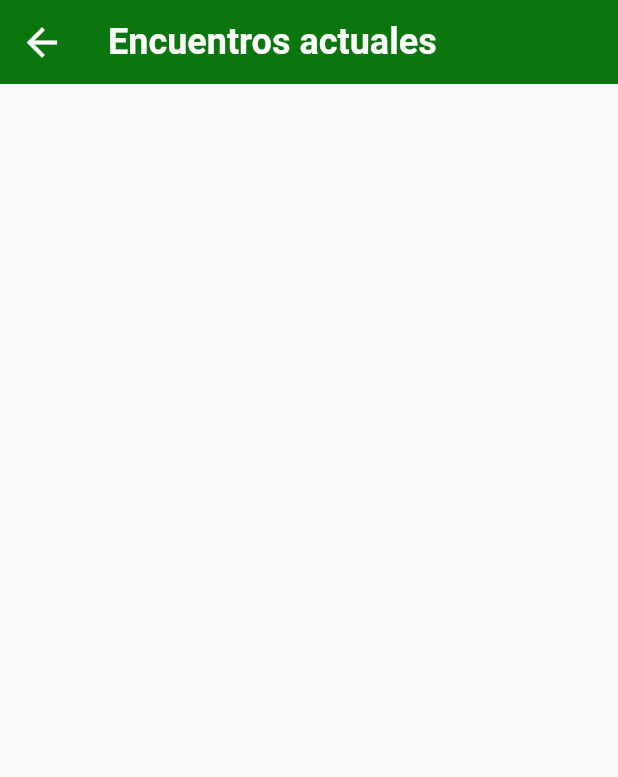
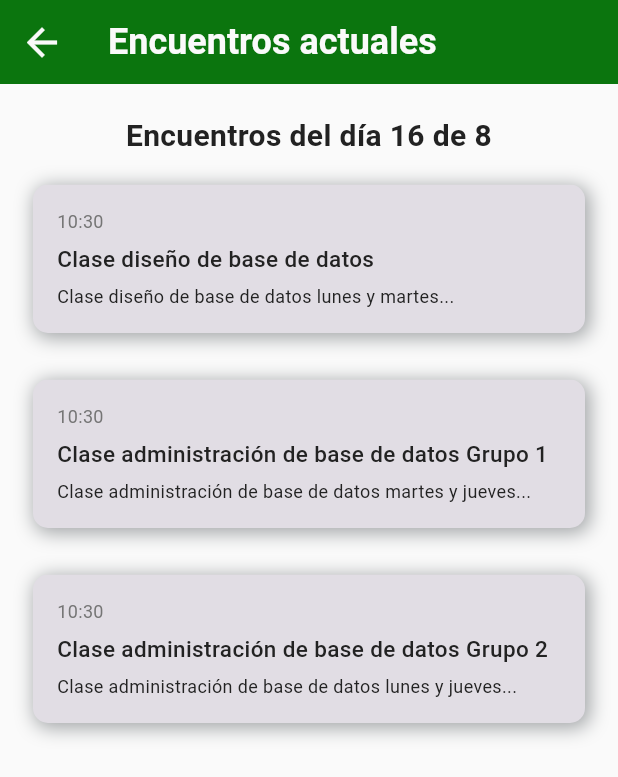
Before and after one commit to Archimarks/frontend_app, a Flutter app: the RegisterAttendance screen opened by its route, on a phone screen of 412 x 824 dp. Shown: the top 777 px of the screen. Run offline on Flutter 3.47's test engine with Material 3 defaults, Android fonts, the phone set to English and light mode, and no system bars; our stand-ins replace bloc, connectivity_plus, flutter_bloc, go_router, shared_preferences; accounts and stored records are empty.

Commit message:
Agrega vista para generación de QR y registro de asistencia, actualiza rutas y mejora la lógica de selección de encuentros.

```diff
--- a/lib/src/Core/Barrels/widgets_shared_barrel.dart
+++ b/lib/src/Core/Barrels/widgets_shared_barrel.dart
@@ -29,3 +29,5 @@ export '../../Shared/Widgets/text_field.dart';
 export '../../Shared/Widgets/users_card.dart';
 // Widget de campo de selección personalizado
 export '../../Shared/Widgets/selection_field.dart';
+// Widget de pop up para selección personalizada
+export '../../Shared/Widgets/pop_up.dart';
--- a/lib/src/Core/Routes/app_router.dart
+++ b/lib/src/Core/Routes/app_router.dart
@@ -20,6 +20,6 @@ import 'routes_config.dart';
 /// Utiliza las rutas definidas en [appRoutes] y establece la vista de login como inicial.
 final GoRouter appRouter = GoRouter(
   routes: appRoutes,
-  initialLocation: '/myMeets',
+  initialLocation: '/attendMeet',
   debugLogDiagnostics: true,
 );
--- a/lib/src/Core/Routes/route_names.dart
+++ b/lib/src/Core/Routes/route_names.dart
@@ -36,4 +36,7 @@ abstract class RouteNames {
 
   /// Nombre de la ruta para la vista de encuentros para unirse.
   static const meets = 'meets';
+
+  /// Nombre de la ruta para la vista de generación de QR.
+  static const generateQR = 'generateQR';
 }
--- a/lib/src/Features/Create_meeting/Presentation/Views/create_meeting_view.dart
+++ b/lib/src/Features/Create_meeting/Presentation/Views/create_meeting_view.dart
@@ -12,7 +12,6 @@ import 'package:go_router/go_router.dart';
 import '../../../../Core/Barrels/enums_barrel.dart';
 import '../../../../Core/Barrels/widgets_shared_barrel.dart';
 import '../../../../Core/Routes/route_names.dart';
-import '../../../../Shared/Widgets/pop_up.dart';
 import '../../Domain/schedule_data.dart';
 
 class CreateMeeting extends StatefulWidget {
--- a/lib/src/Features/Register_attendance/Presentation/Views/register_attendance_view.dart
+++ b/lib/src/Features/Register_attendance/Presentation/Views/register_attendance_view.dart
@@ -21,6 +21,30 @@ class RegisterAttendance extends StatefulWidget {
 }
 
 class _RegisterAttendanceState extends State<RegisterAttendance> {
+  // Fecha actual para mostrar los encuentros de ese día
+  DateTime currentDay = DateTime.now();
+  // Lista de encuentros
+  final List<Map<String, dynamic>> currentMeets = [
+    {
+      'id': 1,
+      'hour': TimeOfDay.now(),
+      'title': 'Clase diseño de base de datos',
+      'description': 'Clase diseño de base de datos lunes y martes...',
+    },
+    {
+      'id': 2,
+      'hour': TimeOfDay.now(),
+      'title': 'Clase administración de base de datos Grupo 1',
+      'description': 'Clase administración de base de datos martes y jueves...',
+    },
+    {
+      'id': 3,
+      'hour': TimeOfDay.now(),
+      'title': 'Clase administración de base de datos Grupo 2',
+      'description': 'Clase administración de base de datos lunes y jueves...',
+    },
+  ];
+
   @override
   // ignore: prefer_expression_function_bodies
   Widget build(final BuildContext context) {
@@ -66,6 +90,46 @@ class _RegisterAttendanceState extends State<RegisterAttendance> {
     );
   }
 
-  Widget _portraitLayout() =>
-      const Column(crossAxisAlignment: CrossAxisAlignment.stretch);
+  Widget _portraitLayout() => Column(
+    crossAxisAlignment: CrossAxisAlignment.stretch,
+    children: [
+      Padding(
+        padding: const EdgeInsets.symmetric(vertical: 10),
+        child: Text(
+          'Encuentros del día ${currentDay.day} de ${currentDay.month.toString()}',
+          textAlign: TextAlign.center,
+          style: TextStyle(
+            fontSize: 20,
+            fontWeight: FontWeight.bold,
+            color: TipoColores.pantoneBlackC.value,
+          ),
+        ),
+      ),
+      ...currentMeets.asMap().entries.map((final entry) {
+        final meet = entry.value; // Accedemos a la reunión actual
+        // Variable para los datos del encuentro seleccionado
+        final meetData = {
+          'title': meet['title'].toString(),
+          'hourAndDate': '${meet['hour'].hour}:${meet['hour'].minute}',
+        };
+        return Column(
+          children: [
+            CustomMeetCard(
+              hourAndDate: '${meet['hour'].hour}:${meet['hour'].minute}',
+              title: meet['title'].toString(),
+              description: meet['description'].toString(),
+              actionCard: () {
+                if (!mounted) {
+                  return;
+                }
+                debugPrint('Enviando datos: $meetData');
+                context.goNamed(RouteNames.generateQR, extra: meetData);
+              },
+            ),
+            const SizedBox(height: 15),
+          ],
+        );
+      }),
+    ],
+  );
 }
--- a/lib/src/Shared/Widgets/meet_card.dart
+++ b/lib/src/Shared/Widgets/meet_card.dart
@@ -120,7 +120,11 @@ class CustomMeetCard extends StatelessWidget {
           const SizedBox(height: 6),
           Text(
             title,
-            style: TextStyle(fontSize: 15, color: titleColor.value),
+            style: TextStyle(
+              fontSize: 15,
+              fontWeight: FontWeight.w500,
+              color: titleColor.value,
+            ),
             maxLines: 1,
             overflow: TextOverflow.ellipsis,
           ),
```
Also changed, not shown: lib/src/Core/Routes/routes_config.dart (+14 -0 lines), lib/src/Features/Attend_meeting/Presentation/Views/attend_meeting_view.dart (+28 -23 lines), lib/src/Features/Attend_meeting/Presentation/Views/generate_qr.dart (added, +159 -0 lines), lib/src/Features/Register_attendance/Presentation/Views/register_qr.dart (added, +137 -0 lines).
